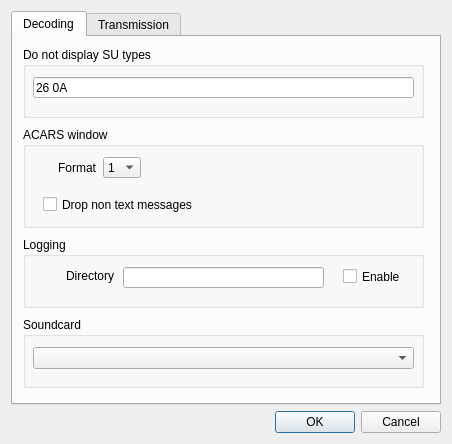
Before: the Qt Designer form JAERO/gui_classes/settingsdialog.ui in jontio/JAERO, drawn with Qt 5.
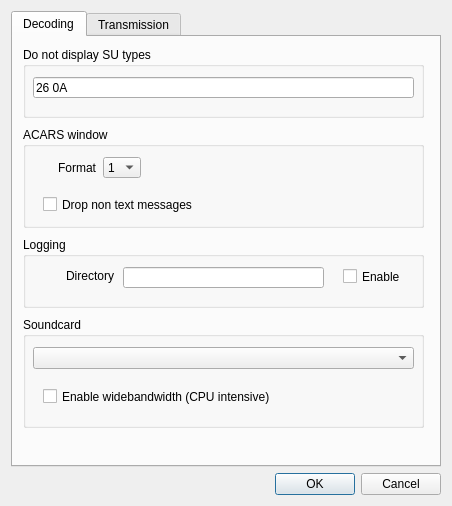
After: the same form once the commit is applied.

What changed in the file:
```diff
--- a/JAERO/gui_classes/settingsdialog.ui
+++ b/JAERO/gui_classes/settingsdialog.ui
@@ -7,7 +7,7 @@
     <x>0</x>
     <y>0</y>
     <width>452</width>
-    <height>444</height>
+    <height>506</height>
    </rect>
   </property>
   <property name="windowTitle">
@@ -146,7 +146,7 @@
          <x>10</x>
          <y>280</y>
          <width>401</width>
-         <height>71</height>
+         <height>111</height>
         </rect>
        </property>
        <property name="title">
@@ -162,6 +162,19 @@
          </rect>
         </property>
        </widget>
+       <widget class="QCheckBox" name="checkBoxlogwidebandwidthenable">
+        <property name="geometry">
+         <rect>
+          <x>20</x>
+          <y>70</y>
+          <width>321</width>
+          <height>19</height>
+         </rect>
+        </property>
+        <property name="text">
+         <string>Enable widebandwidth (CPU intensive)</string>
+        </property>
+       </widget>
       </widget>
       <widget class="QGroupBox" name="groupBox_6">
        <property name="geometry">
```
